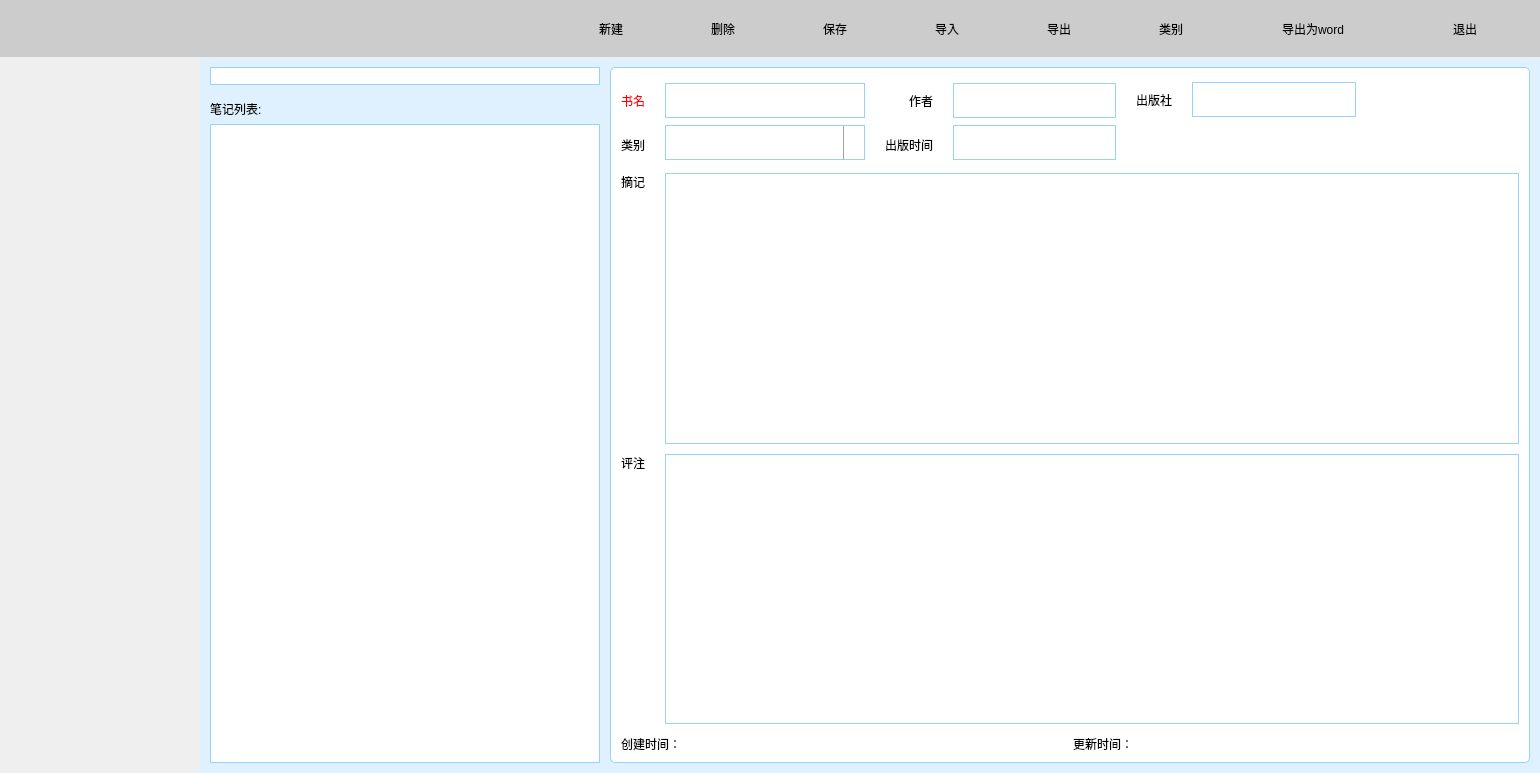
First picture: the form in mainwindow.ui, repository yizhongqishi/BookMarkWithQt, before the edit.
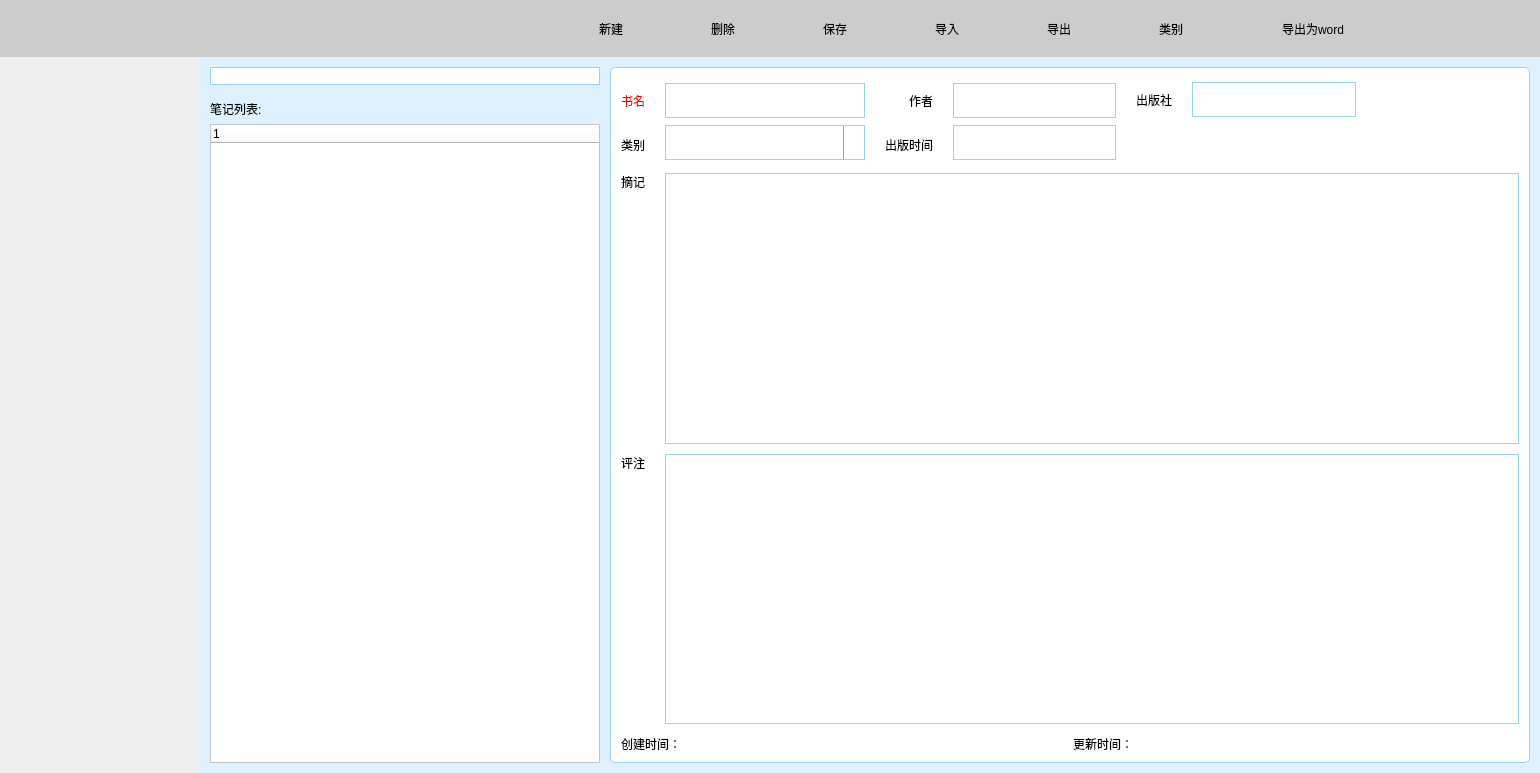
Second picture: the form after the edit. Icons and pictures are not drawn.

Diff of the .ui file:
```diff
--- a/mainwindow.ui
+++ b/mainwindow.ui
@@ -472,45 +472,6 @@
            <string/>
           </property>
          </widget>
-         <widget class="QToolButton" name="toolButton">
-          <property name="geometry">
-           <rect>
-            <x>1410</x>
-            <y>0</y>
-            <width>110</width>
-            <height>57</height>
-           </rect>
-          </property>
-          <property name="minimumSize">
-           <size>
-            <width>110</width>
-            <height>57</height>
-           </size>
-          </property>
-          <property name="maximumSize">
-           <size>
-            <width>110</width>
-            <height>16777215</height>
-           </size>
-          </property>
-          <property name="text">
-           <string>退出</string>
-          </property>
-          <property name="icon">
-           <iconset>
-            <normalon>:/icon/7.png</normalon>
-           </iconset>
-          </property>
-          <property name="iconSize">
-           <size>
-            <width>48</width>
-            <height>48</height>
-           </size>
-          </property>
-          <property name="toolButtonStyle">
-           <enum>Qt::ToolButtonTextBesideIcon</enum>
-          </property>
-         </widget>
          <widget class="QToolButton" name="toword">
           <property name="geometry">
            <rect>
@@ -788,13 +749,15 @@
                       </widget>
                      </item>
                      <item>
-                      <widget class="QListWidget" name="searchresults">
+                      <widget class="QTreeWidget" name="searchresults">
                        <property name="styleSheet">
                         <string notr="true">background-color: rgb(255, 255, 255);</string>
                        </property>
-                       <property name="spacing">
-                        <number>0</number>
-                       </property>
+                       <column>
+                        <property name="text">
+                         <string notr="true">1</string>
+                        </property>
+                       </column>
                       </widget>
                      </item>
                     </layout>
```
Left out of the diff: 7 changed lines with no effect on the pictures.
